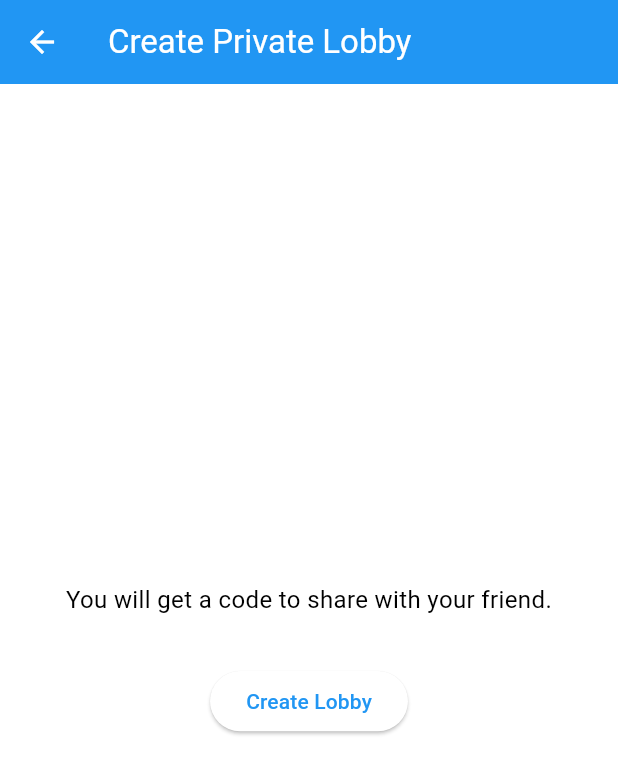
After one commit to 912-Dumitrescu-David/sudoku_battle, a Flutter app: the LobbyHomeScreen screen opened directly, after a tap on "Create Private Lobby", on a phone screen of 412 x 824 dp. The commit adds this screen. Shown: the top 774 px of the screen. Run offline on Flutter 3.47's test engine with Material 3 defaults, Android fonts, the phone set to English and light mode, and no system bars; our stand-ins replace cloud_firestore, firebase_auth, firebase_core, firebase_storage, image_picker; missing offline and left inert: sudoku_solver_generator; accounts and stored records are empty; generated files the repository leaves out were written again.

Commit message:
lobby- not working

```diff
--- /dev/null
+++ b/lib/models/lobby_model.dart
@@ -0,0 +1,52 @@
+class Lobby {
+  final String id; // 6-digit code or Firestore doc id
+  final String type; // 'public' or 'private'
+  final String hostUid;
+  final String hostUsername;
+  final String? guestUid;
+  final String? guestUsername;
+  final String status; // 'waiting', 'full', 'started'
+  final String? puzzle; // JSON or String
+
+  Lobby({
+    required this.id,
+    required this.type,
+    required this.hostUid,
+    required this.hostUsername,
+    this.guestUid,
+    this.guestUsername,
+    required this.status,
+    this.puzzle,
+  });
+
+  Map<String, dynamic> toMap() {
+    return {
+      'id': id,
+      'type': type,
+      'hostUid': hostUid,
+      'hostUsername': hostUsername,
+      'guestUid': guestUid,
+      'guestUsername': guestUsername,
+      'status': status,
+      'puzzle': puzzle,
+      'createdAt': DateTime.now(),
+    };
+  }
+
+  factory Lobby.fromMap(Map<String, dynamic> map) {
+    return Lobby(
+      id: map['id'] ?? '',
+      type: map['type'] ?? 'public',
+      hostUid: map['hostUid'] ?? '',
+      hostUsername: map['hostUsername'] ?? '',
+      guestUid: map['guestUid'],
+      guestUsername: map['guestUsername'],
+      status: map['status'] ?? 'waiting',
+      puzzle: map['puzzle'],
+    );
+  }
+
+  //tojson
+
+
+}
--- /dev/null
+++ b/lib/providers/lobby_controller.dart
@@ -0,0 +1,66 @@
+import 'dart:math';
+import 'package:cloud_firestore/cloud_firestore.dart';
+import 'package:firebase_auth/firebase_auth.dart';
+import '../models/lobby_model.dart';
+
+class LobbyController {
+  final CollectionReference lobbiesCollection =
+  FirebaseFirestore.instance.collection('lobbies');
+
+
+  // Generate a unique 6-char code
+  Future<String> generateLobbyCode() async {
+    const chars = 'ABCDEFGHIJKLMNOPQRSTUVWXYZ0123456789';
+    final rnd = Random();
+    String code;
+    do {
+      code = List.generate(6, (index) => chars[rnd.nextInt(chars.length)]).join();
+      final exists = await lobbiesCollection.doc(code).get();
+      if (!exists.exists) break;
+    } while (true);
+    return code;
+  }
+
+  // Create a new lobby
+  Future<void> createLobby(Lobby lobby) async {
+    await lobbiesCollection.doc(lobby.id).set(lobby.toMap());
+  }
+
+  // Get a stream of all public, waiting lobbies
+  Stream<List<Lobby>> getPublicLobbies() {
+    return lobbiesCollection
+        .where('type', isEqualTo: 'public')
+        .where('status', isEqualTo: 'waiting')
+        .snapshots()
+        .map((snapshot) =>
+        snapshot.docs.map((doc) => Lobby.fromMap(doc.data() as Map<String, dynamic>)).toList());
+  }
+
+  // Join a lobby by code (returns the lobby if success, null if not found)
+  Future<Lobby?> joinLobby(String code, String guestUid, String guestUsername) async {
+    final doc = await lobbiesCollection.doc(code).get();
+    if (!doc.exists) return null;
+    final lobby = Lobby.fromMap(doc.data() as Map<String, dynamic>);
+
+    // Only join if lobby is waiting and no guest yet
+    if (lobby.status == 'waiting' && lobby.guestUid == null) {
+      await lobbiesCollection.doc(code).update({
+        'guestUid': guestUid,
+        'guestUsername': guestUsername,
+        'status': 'full', // or "started" if you want to auto-start
+      });
+      return lobby;
+    }
+    return null;
+  }
+
+  // Listen to a lobby by code (for game state, chat, etc)
+  Stream<Lobby?> listenToLobby(String code) {
+    return lobbiesCollection.doc(code).snapshots().map((doc) {
+      if (doc.exists && doc.data() != null) {
+        return Lobby.fromMap(doc.data() as Map<String, dynamic>);
+      }
+      return null;
+    });
+  }
+}
--- /dev/null
+++ b/lib/screens/create_lobby_screen.dart
@@ -0,0 +1,118 @@
+import 'package:flutter/material.dart';
+import 'package:provider/provider.dart';
+import 'package:firebase_auth/firebase_auth.dart';
+import '../providers/lobby_controller.dart';
+import '../models/lobby_model.dart';
+import '../providers/sudoku_provider.dart'; // Adjust path if needed
+import 'lobby_waiting_screen.dart'; // For navigation
+
+class CreateLobbyScreen extends StatefulWidget {
+  final bool isPublic;
+  const CreateLobbyScreen({Key? key, required this.isPublic}) : super(key: key);
+
+  @override
+  State<CreateLobbyScreen> createState() => _CreateLobbyScreenState();
+}
+
+class _CreateLobbyScreenState extends State<CreateLobbyScreen> {
+  bool _isLoading = false;
+  String? _lobbyCode;
+  String? _errorText;
+
+  Future<void> _createLobby() async {
+    setState(() {
+      _isLoading = true;
+      _errorText = null;
+    });
+
+    final user = FirebaseAuth.instance.currentUser;
+    if (user == null) {
+      setState(() {
+        _errorText = "Not logged in.";
+        _isLoading = false;
+      });
+      return;
+    }
+
+    final lobbyController = LobbyController();
+    final code = await lobbyController.generateLobbyCode();
+
+    // Generate the sudoku puzzle with your provider
+    final sudokuProvider = Provider.of<SudokuProvider>(context, listen: false);
+    sudokuProvider.generatePuzzle(emptyCells: 40); // Optionally pass difficulty or config
+    final board = sudokuProvider.board;
+    final puzzleString = board.map((row) => row.join(',')).join(';'); // Simple CSV
+
+    final lobby = Lobby(
+      id: code,
+      type: widget.isPublic ? 'public' : 'private',
+      hostUid: user.uid,
+      hostUsername: user.displayName ?? user.email ?? 'Player',
+      status: 'waiting',
+      puzzle: puzzleString,
+    );
+
+    try {
+      await lobbyController.createLobby(lobby);
+      setState(() {
+        _lobbyCode = code;
+        _isLoading = false;
+      });
+      // Navigate to waiting screen
+      Navigator.pushReplacement(
+        context,
+        MaterialPageRoute(
+          builder: (_) => LobbyWaitingScreen(lobbyId: code),
+        ),
+      );
+    } on FirebaseException catch (e) {
+      setState(() {
+        _errorText = "Failed to create lobby: ${e.message ?? e.code}";
+        _isLoading = false;
+      });
+      print("Firebase Firestore Error: Code: ${e.code}, Message: ${e.message}");
+    } catch (e) {
+      setState(() {
+        _errorText = "Failed to create lobby: $e";
+        _isLoading = false;
+      });
+    }
+  }
+
+  @override
+  Widget build(BuildContext context) {
+    return Scaffold(
+      appBar: AppBar(
+        title: Text(widget.isPublic ? "Create Public Lobby" : "Create Private Lobby"),
+      ),
+      body: Center(
+        child: Padding(
+          padding: const EdgeInsets.all(32.0),
+          child: _isLoading
+              ? const CircularProgressIndicator()
+              : Column(
+            mainAxisSize: MainAxisSize.min,
+            children: [
+              Text(
+                widget.isPublic
+                    ? "Anyone can join this lobby."
+                    : "You will get a code to share with your friend.",
+                style: const TextStyle(fontSize: 16),
+                textAlign: TextAlign.center,
+              ),
+              const SizedBox(height: 32),
+              ElevatedButton(
+                onPressed: _createLobby,
+                child: const Text("Create Lobby"),
+              ),
+              if (_errorText != null) ...[
+                const SizedBox(height: 16),
+                Text(_errorText!, style: const TextStyle(color: Colors.red)),
+              ],
+            ],
+          ),
+        ),
+      ),
+    );
+  }
+}
--- /dev/null
+++ b/lib/screens/lobby_home_screen.dart
@@ -0,0 +1,60 @@
+import 'package:flutter/material.dart';
+import 'package:sudoku_battle/screens/public_lobby_screen.dart';
+import 'create_lobby_screen.dart';
+import 'join_private_lobby_screen.dart';
+
+class LobbyHomeScreen extends StatelessWidget {
+  const LobbyHomeScreen({Key? key}) : super(key: key);
+
+  @override
+  Widget build(BuildContext context) {
+    return Scaffold(
+      appBar: AppBar(title: const Text("Multiplayer Lobby")),
+      body: Center(
+        child: Padding(
+          padding: const EdgeInsets.all(24.0),
+          child: Column(
+            mainAxisSize: MainAxisSize.min,
+            children: [
+              ElevatedButton(
+                onPressed: () {
+                  Navigator.push(context,
+                    MaterialPageRoute(builder: (_) => CreateLobbyScreen(isPublic: true)),
+                  );
+                },
+                child: const Text("Create Public Lobby"),
+              ),
+              const SizedBox(height: 16),
+              ElevatedButton(
+                onPressed: () {
+                  Navigator.push(context,
+                    MaterialPageRoute(builder: (_) => CreateLobbyScreen(isPublic: false)),
+                  );
+                },
+                child: const Text("Create Private Lobby"),
+              ),
+              const SizedBox(height: 16),
+              ElevatedButton(
+                onPressed: () {
+                  Navigator.push(context,
+                    MaterialPageRoute(builder: (_) => JoinPrivateLobbyScreen()),
+                  );
+                },
+                child: const Text("Join Private Lobby"),
+              ),
+              const SizedBox(height: 16),
+              ElevatedButton(
+                onPressed: () {
+                  Navigator.push(context,
+                    MaterialPageRoute(builder: (_) => PublicLobbyScreen()),
+                  );
+                },
+                child: const Text("See All Public Games"),
+              ),
+            ],
+          ),
+        ),
+      ),
+    );
+  }
+}
```
Also changed, not shown: lib/screens/home_screen.dart (+35 -13 lines), lib/screens/join_private_lobby_screen.dart (added, +97 -0 lines), lib/screens/lobby_waiting_screen.dart (added, +65 -0 lines), lib/screens/profile_screen.dart (+13 -1 lines), lib/screens/public_lobby_screen.dart (added, +15 -0 lines), lib/widgets/chat_widget.dart (added, +77 -0 lines), pubspec.yaml (+5 -4 lines), pubspec.lock, 2 other files.
